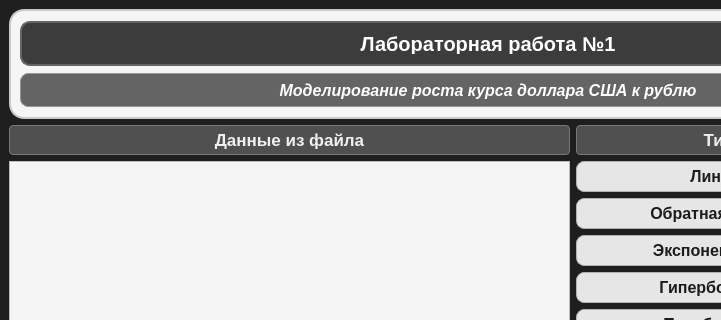
The window that Classical mathematical models of complex systems/Lab1_DollarExchangeRateStatistics/mainwindow.ui (GReaTeAssaSiN/Master_Degree_uni-assignments) describes before a commit, drawn with Qt 5; both pictures show x 0 to 721 and y 0 to 320 of the 976 by 725 pixel window.
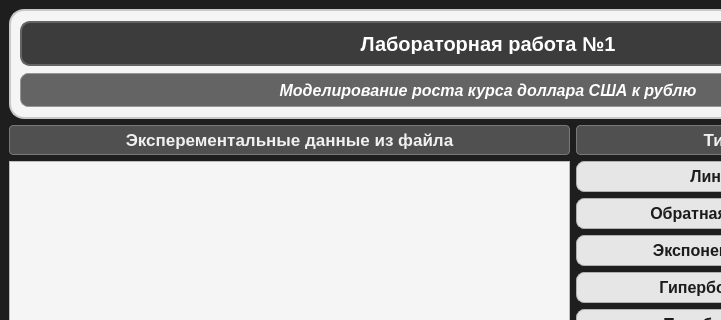
The same window after the commit.

What changed in the file:
```diff
--- a/Classical mathematical models of complex systems/Lab1_DollarExchangeRateStatistics/mainwindow.ui
+++ b/Classical mathematical models of complex systems/Lab1_DollarExchangeRateStatistics/mainwindow.ui
@@ -130,7 +130,7 @@
        <enum>QFrame::Plain</enum>
       </property>
       <property name="text">
-       <string>Данные из файла</string>
+       <string>Эксперементальные данные из файла</string>
       </property>
       <property name="textFormat">
        <enum>Qt::AutoText</enum>
```
Left out of the diff: 169 changed lines with no effect on the pictures.
